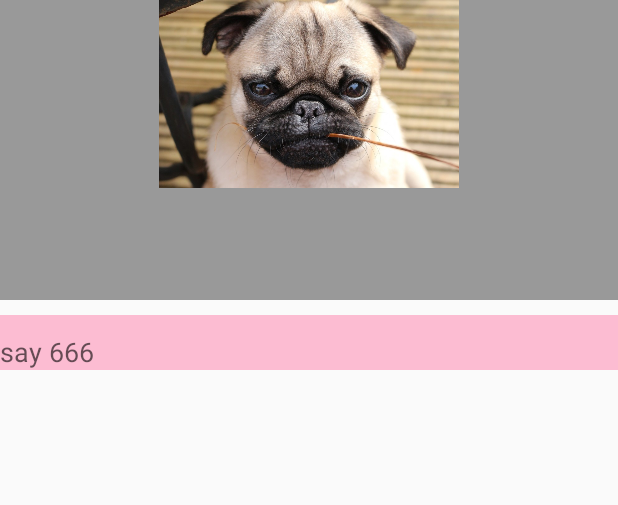
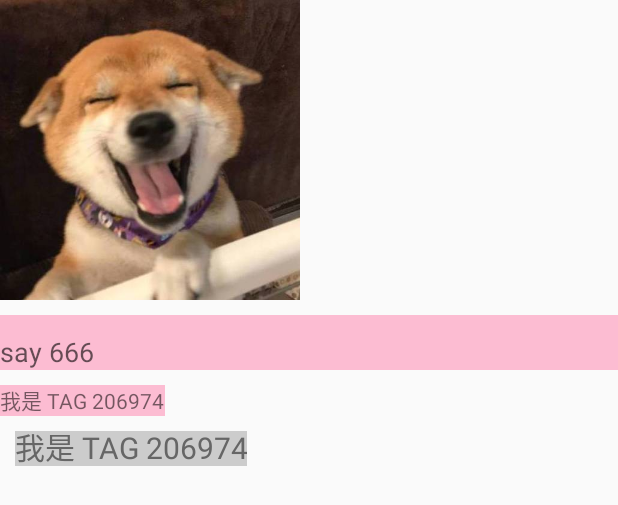
Before and after one commit to Varmin/vDemo, an Android app: the layout activity_camera_view.xml on its own in the app's theme, with its tools: preview values and no code run, on a phone screen of 412 x 824 dp. Shown: the top 505 px of the screen. Run offline under Robolectric (Android 15) with nearby library versions, the phone set to English and light mode, and no system bars.

Commit message:
labelView

```diff
--- a/app/src/main/AndroidManifest.xml
+++ b/app/src/main/AndroidManifest.xml
@@ -13,7 +13,7 @@
         android:supportsRtl="true"
         android:theme="@style/AppTheme">
         <activity
-            android:name=".others.LoadBigBitmapActivity"
+            android:name=".henCoder.CustomViewActivity"
             android:label="@string/app_name">
             <intent-filter>
                 <action android:name="android.intent.action.MAIN" />
@@ -22,7 +22,7 @@
             </intent-filter>
         </activity>
         <activity android:name=".henCoder.HenCoderMainActivity" />
-        <!-- <activity android:name=".henCoder.CameraViewActivity"></activity> -->
+        <!-- <activity android:name=".henCoder.CustomViewActivity"></activity> -->
         <!--<activity android:name=".others.LoadBigBitmapActivity"></activity>-->
     </application>
 
--- a/app/src/main/java/com/varmin/vdemo/base/Utils.java
+++ b/app/src/main/java/com/varmin/vdemo/base/Utils.java
@@ -28,17 +28,17 @@ public class Utils {
         return TypedValue.applyDimension(TypedValue.COMPLEX_UNIT_DIP, dp, Resources.getSystem().getDisplayMetrics());
     }
 
-    public static Bitmap getBitmap(Context context, int width){
+    public static Bitmap getBitmap(Context context, int width, int drawID){
         BitmapFactory.Options options = new BitmapFactory.Options();
         options.inJustDecodeBounds = true;
-        BitmapFactory.decodeResource(context.getResources(), R.drawable.dog, options);
+        BitmapFactory.decodeResource(context.getResources(), drawID, options);
+        Log.e(TAG, "getBitmap: options="+options.outWidth+", "+options.outHeight+", "+width );
         options.inJustDecodeBounds = false;
-
-        Log.e(TAG, "getBitmap: options="+options.outWidth+", "+options.outHeight+", "+width );
         options.inDensity = options.outWidth;
         options.inTargetDensity = width;
-        Bitmap bitmap = BitmapFactory.decodeResource(context.getResources(), R.drawable.dog, options);
-        Log.e(TAG, "getBitmap: options="+options.outWidth+", "+options.outHeight+", "+width );
+        Bitmap bitmap = BitmapFactory.decodeResource(context.getResources(), drawID, options);
+        Log.e(TAG, "getBitmap: getWidth="+bitmap.getWidth()+", "+bitmap.getHeight() );
+
         return bitmap;
     }
 }
--- a/app/src/main/java/com/varmin/vdemo/henCoder/CameraViewActivity.java
+++ b/app/src/main/java/com/varmin/vdemo/henCoder/CustomViewActivity.java
@@ -8,7 +8,7 @@ import com.varmin.vdemo.view.MaterialEditText;
 
 import butterknife.BindView;
 
-public class CameraViewActivity extends BaseActivity {
+public class CustomViewActivity extends BaseActivity {
     @BindView(R.id.view_flip)
     FlipView flipView;
     @BindView(R.id.met_edit)
--- a/app/src/main/java/com/varmin/vdemo/henCoder/HenCoderMainActivity.java
+++ b/app/src/main/java/com/varmin/vdemo/henCoder/HenCoderMainActivity.java
@@ -19,7 +19,7 @@ public class HenCoderMainActivity extends BaseActivity {
     public void onViewClick(View view){
         switch (view.getId()) {
             case R.id.camera_view:
-                Utils.startActivity(this, CameraViewActivity.class);
+                Utils.startActivity(this, CustomViewActivity.class);
                 break;
         }
 
--- a/app/src/main/java/com/varmin/vdemo/view/FlipView.java
+++ b/app/src/main/java/com/varmin/vdemo/view/FlipView.java
@@ -2,6 +2,7 @@ package com.varmin.vdemo.view;
 
 import android.content.Context;
 import android.graphics.Bitmap;
+import android.graphics.Camera;
 import android.graphics.Canvas;
 import android.graphics.Paint;
 import android.support.annotation.Nullable;
@@ -19,43 +20,47 @@ import com.varmin.vdemo.base.Utils;
  */
 public class FlipView extends View {
     private static final String TAG = "FlipView";
-    private final float WIDTH = Utils.dp2px(200);
+    private final int WIDTH = (int) Utils.dp2px(200);
     private final float defalutHeight = Utils.dp2px(200);
     private Bitmap mTarBitmap;
 
     public FlipView(Context context, @Nullable AttributeSet attrs) {
         super(context, attrs);
-        mTarBitmap = Utils.getBitmap(context, (int) WIDTH);
+        mTarBitmap = Utils.getBitmap(context, (int) WIDTH, R.drawable.dog_500_500);
         setBackgroundResource(R.color.base_gray_bg_999);
     }
 
 
     private final Paint paint;
+    private final Camera camera;
 
     {
         paint = new Paint(Paint.ANTI_ALIAS_FLAG);
-        //todo ？？？有阴影但不是颜色
-        //paint.setColor(0x99FF4081);
-        Log.e(TAG, "instance initializer: WIDTH="+WIDTH );
+        camera = new Camera();
+        //camera.setLocation(0,0,-80);
     }
 
     @Override
     protected void onMeasure(int widthMeasureSpec, int heightMeasureSpec) {
         super.onMeasure(widthMeasureSpec, heightMeasureSpec);
-        if (MeasureSpec.getMode(heightMeasureSpec) == MeasureSpec.AT_MOST) {
-            setMeasuredDimension(MeasureSpec.getSize(widthMeasureSpec), (int) defalutHeight);
-        }
+        setMeasuredDimension(WIDTH, WIDTH);
     }
 
     @Override
     protected void onDraw(Canvas canvas) {
         super.onDraw(canvas);
-        Log.e(TAG, "onDraw: "+getWidth()+", "+getHeight() );
+        //Log.e(TAG, "onDraw: "+getWidth()+", "+getHeight() );
 
-        //canvas.clipRect(getWidth()/2 - WIDTH/2, 0, getWidth()/2 + WIDTH/2, WIDTH/2);
-        canvas.drawBitmap(mTarBitmap, getWidth()/2 - WIDTH/2, 0, paint);
-        //canvas.drawRect(getWidth()/2 - WIDTH/2, WIDTH*2, getWidth()/2 + WIDTH/2, WIDTH*3, paint);
+        canvas.save();
+        //canvas.clipRect(0, 0, getWidth(), BITMAP_HEIGHT/2);
+
+        canvas.drawBitmap(mTarBitmap, 0, 0, paint);
+        camera.setLocation(0,0,-800);
+        camera.applyToCanvas(canvas);
+
+        canvas.restore();
     }
 
 
+
 }
--- /dev/null
+++ b/app/src/main/java/com/varmin/vdemo/view/LableTextView.java
@@ -0,0 +1,47 @@
+package com.varmin.vdemo.view;
+
+import android.content.Context;
+import android.graphics.Canvas;
+import android.graphics.Paint;
+import android.graphics.Rect;
+import android.support.annotation.Nullable;
+import android.support.v7.widget.AppCompatTextView;
+import android.util.AttributeSet;
+import android.util.Log;
+
+/**
+ * Created by HuangYang
+ * on 2018/11/1  11:21.
+ * 文件描述：去掉TextView内部间隔
+ */
+public class LableTextView extends AppCompatTextView {
+    private static final String TAG = "LableTextView";
+    public LableTextView(Context context, @Nullable AttributeSet attrs) {
+        super(context, attrs);
+    }
+
+    private final Paint mPaint;
+
+    {
+        mPaint = new Paint(Paint.ANTI_ALIAS_FLAG);
+    }
+
+    @Override
+    protected void onMeasure(int widthMeasureSpec, int heightMeasureSpec) {
+        super.onMeasure(widthMeasureSpec, heightMeasureSpec);
+
+        mPaint.setTextSize(getTextSize());
+        Rect bound = new Rect();
+        mPaint.getTextBounds(getText().toString(), 0, getText().toString().length(), bound);
+
+        Log.d(TAG, "onDraw:"+getMeasuredWidth()+", "+getMeasuredHeight());
+        Log.d(TAG, "onDraw: w="+(bound.right-bound.left)+", h="+(bound.bottom - bound.top));
+        //setMeasuredDimension(bound.right-bound.left, bound.bottom - bound.top);
+        Log.d(TAG, "onDraw:"+getMeasuredWidth()+", "+getMeasuredHeight());
+    }
+
+    @Override
+    protected void onDraw(Canvas canvas) {
+        super.onDraw(canvas);
+    }
+}
--- /dev/null
+++ b/app/src/main/java/com/varmin/vdemo/view/LableView.java
@@ -0,0 +1,75 @@
+package com.varmin.vdemo.view;
+
+import android.content.Context;
+import android.content.res.ColorStateList;
+import android.content.res.TypedArray;
+import android.graphics.Canvas;
+import android.graphics.Color;
+import android.graphics.Paint;
+import android.graphics.Rect;
+import android.support.annotation.Nullable;
+import android.text.TextUtils;
+import android.util.AttributeSet;
+import android.util.Log;
+import android.view.View;
+
+import com.varmin.vdemo.R;
+
+/**
+ * Created by HuangYang
+ * on 2018/11/1  11:18.
+ * 文件描述：
+ */
+public class LableView extends View {
+    private static final String TAG = "LableView";
+    private String text;
+    private int textSize;
+    private Paint mPaint;
+    private int roundRadius;
+    private Rect rect;
+    private ColorStateList textColor;
+    private Paint.FontMetrics metrics;
+
+    public LableView(Context context, @Nullable AttributeSet attrs) {
+        super(context, attrs);
+        init(context, attrs);
+    }
+
+    private void init(Context context, AttributeSet attrs) {
+        TypedArray typeArray = context.obtainStyledAttributes(attrs, R.styleable.LableView);
+        text = typeArray.getString(R.styleable.LableView_android_text);
+        textSize = typeArray.getDimensionPixelSize(R.styleable.LableView_android_textSize, 15);
+        textColor = typeArray.getColorStateList(R.styleable.LableView_android_textColor);
+        roundRadius = typeArray.getDimensionPixelSize(R.styleable.LableView_round_radius,0);
+
+        mPaint = new Paint(Paint.ANTI_ALIAS_FLAG);
+        mPaint.setTextSize(textSize);
+        if (textColor == null) textColor = ColorStateList.valueOf(0xFF000000);
+        rect = new Rect();
+        setTextBounds();
+    }
+
+    private void setTextBounds( ) {
+        if (!TextUtils.isEmpty(text)) {
+            mPaint.setTextAlign(Paint.Align.LEFT);
+            mPaint.getTextBounds(text, 0, text.length(), rect);
+            metrics = mPaint.getFontMetrics();
+            Log.e(TAG, "setTextBounds: "+metrics.descent+", "+metrics.ascent );
+        }
+    }
+
+    @Override
+    protected void onMeasure(int widthMeasureSpec, int heightMeasureSpec) {
+        super.onMeasure(widthMeasureSpec, heightMeasureSpec);
+        setMeasuredDimension(rect.right-rect.left+getPaddingLeft()+getPaddingRight(), (int) (metrics.descent - metrics.ascent+getPaddingTop()+getPaddingBottom()));
+    }
+
+    @Override
+    protected void onDraw(Canvas canvas) {
+        super.onDraw(canvas);
+        mPaint.setColor(Color.LTGRAY);
+        canvas.drawRoundRect(0,0,getMeasuredWidth(), getMeasuredHeight(), roundRadius,roundRadius,mPaint);
+        mPaint.setColor(textColor.getColorForState(getDrawableState(),0));
+        canvas.drawText(text, getPaddingLeft(), getMeasuredHeight()- metrics.descent - getPaddingBottom(), mPaint);
+    }
+}
--- /dev/null
+++ b/app/src/main/java/com/varmin/vdemo/view/LaybelLayout.java
@@ -0,0 +1,25 @@
+package com.varmin.vdemo.view;
+
+import android.content.Context;
+import android.util.AttributeSet;
+import android.view.ViewGroup;
+
+import com.varmin.vdemo.base.Utils;
+
+/**
+ * Created by HuangYang
+ * on 2018/11/1  11:15.
+ * 文件描述：标签布局
+ */
+public class LaybelLayout extends ViewGroup {
+    //标签间隔
+    private final int TABLE_SPACING = (int) Utils.dp2px(10);
+    public LaybelLayout(Context context, AttributeSet attrs) {
+        super(context, attrs);
+    }
+
+    @Override
+    protected void onLayout(boolean changed, int l, int t, int r, int b) {
+
+    }
+}
--- a/app/src/main/res/layout/activity_camera_view.xml
+++ b/app/src/main/res/layout/activity_camera_view.xml
@@ -3,8 +3,9 @@
     xmlns:tools="http://schemas.android.com/tools"
     android:layout_width="match_parent"
     android:layout_height="match_parent"
+    xmlns:app="http://schemas.android.com/apk/res-auto"
     android:orientation="vertical"
-    tools:context=".henCoder.CameraViewActivity">
+    tools:context=".henCoder.CustomViewActivity">
 
     <com.varmin.vdemo.view.FlipView
         android:id="@+id/view_flip"
@@ -17,5 +18,25 @@
         android:layout_height="wrap_content"
         android:hint="say 666"
         android:background="@color/base_app_alert_bg"/>
-
+    <com.varmin.vdemo.view.LableTextView
+        android:layout_width="wrap_content"
+        android:layout_height="wrap_content"
+        android:layout_marginTop="10dp"
+        android:includeFontPadding="false"
+        android:background="@color/base_app_alert_bg"
+        android:text="我是 TAG 206974"/>
+    <!--android:paddingLeft="5dp"
+        android:paddingRight="5dp"
+        android:paddingTop="3dp"
+        android:paddingBottom="3dp"
+        app:round_radius="3dp"-->
+    <com.varmin.vdemo.view.LableView
+        android:layout_width="wrap_content"
+        android:layout_height="wrap_content"
+        android:layout_marginTop="10dp"
+        android:layout_marginLeft="10dp"
+        android:text="我是 TAG 206974"
+        android:textSize="20sp"
+        android:textColor="@color/base_text_black_666666"
+        />
 </LinearLayout>
--- a/app/src/main/res/values/attrs.xml
+++ b/app/src/main/res/values/attrs.xml
@@ -3,4 +3,10 @@
     <declare-styleable name="MaterialEditText">
         <attr name="useFloatingLabel" format="boolean"/>
     </declare-styleable>
+    <declare-styleable name="LableView">
+        <attr name="android:text"/>
+        <attr name="android:textSize"/>
+        <attr name="android:textColor"/>
+        <attr name="round_radius" format="dimension"/>
+    </declare-styleable>
 </resources>
```
Also changed, not shown: app/src/main/res/drawable/dog_500_500.jpg (added).
